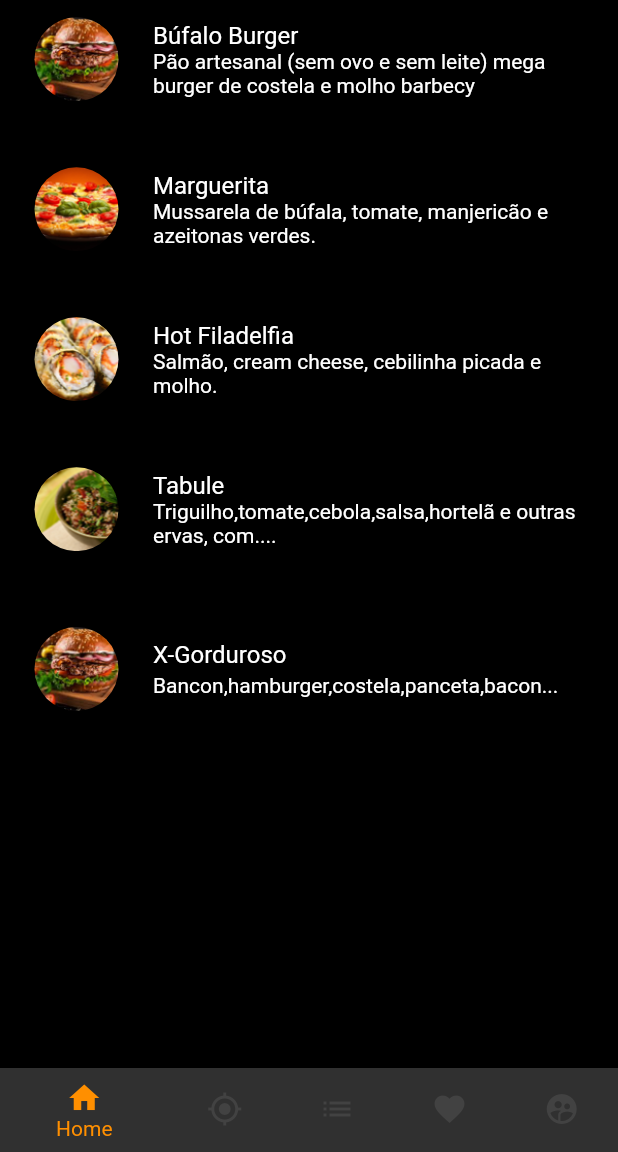
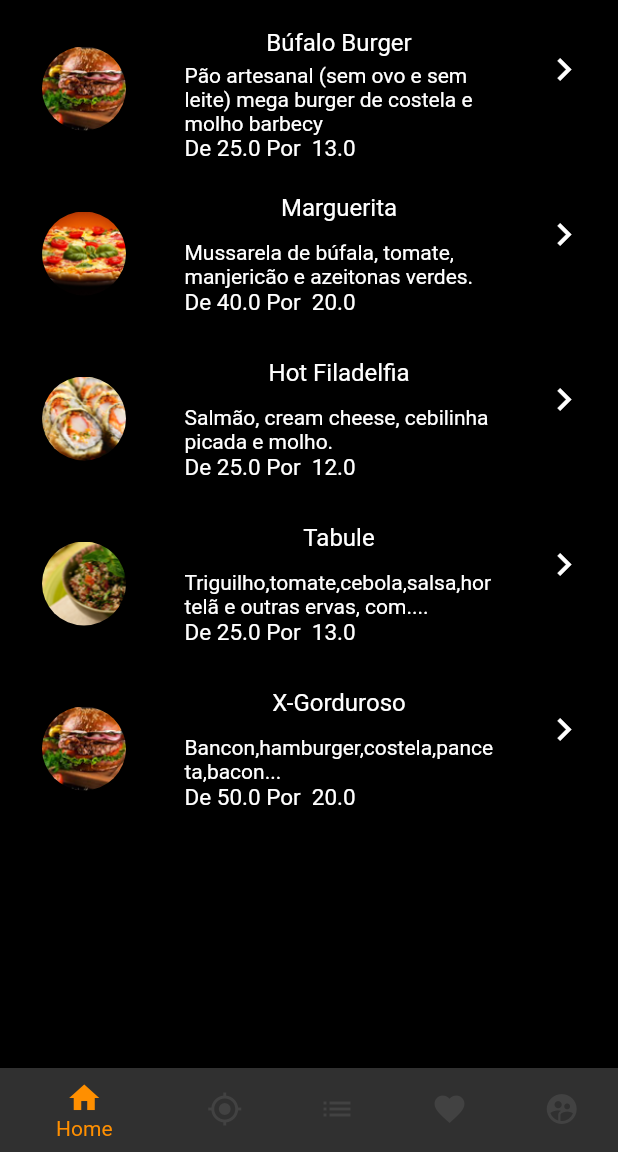
Before and after one commit to keiti2/PromoAux, a Flutter app: the screen it shows after launch, on a phone screen of 412 x 824 dp, the part 84-1236 px from its top. Run offline on Flutter 3.47's test engine with Material 2 defaults, Android fonts, the light colour scheme and no system bars.

Commit message:
Lista produto preco

```diff
--- a/lib/ui/home/widget_ListaProduto.dart
+++ b/lib/ui/home/widget_ListaProduto.dart
@@ -3,14 +3,14 @@ import 'package:flutter/cupertino.dart';
 import './widget_DetalhesPromo.dart';
 import '../model/model.dart';
 
-class WidgetListPromocao extends StatelessWidget{
+class WidgetListPromocao extends StatelessWidget {
   final Promocao promocao;
   WidgetListPromocao(this.promocao);
 
   @override
   Widget build(BuildContext context) {
     return new Container(
-      //padding: EdgeInsets.all(20.0),
+      padding: EdgeInsets.all(5.0),
       child: new Stack(
         children: <Widget>[
           new Container(
@@ -21,16 +21,24 @@ class WidgetListPromocao extends StatelessWidget{
                 radius: 35.0,
                 backgroundImage: AssetImage(promocao.image),
               ),
-            title:
-                Text(promocao.nome, style: TextStyle(color: Colors.white)),
-            subtitle: Text(
-                promocao.descricao,
-                style: TextStyle(color: Colors.white)),
+              title: Text(promocao.nome, style: TextStyle(color: Colors.white),textAlign: TextAlign.center),
+
+              subtitle: new ListTile(
+                  title: Text(promocao.descricao, style: TextStyle(color: Colors.white,fontSize: 14)),
+                  subtitle: Text("De " + promocao.precoVenda.toString() + " Por  " + promocao.precoPromocao.toString(),style: TextStyle(color: Colors.white,fontSize: 15)),
+              ),
+
+
+
+               trailing:Icon(Icons.keyboard_arrow_right, color: Colors.white, size: 30.0),
+
+              //teste merda
               onTap: () {
                 print("hummmmm ????????");
                 Navigator.push(
                   context,
-                MaterialPageRoute(builder: (context) => DetalhesPromo(promocao)),
+                  MaterialPageRoute(
+                      builder: (context) => DetalhesPromo(promocao)),
                 );
               },
             ),
@@ -40,3 +48,5 @@ class WidgetListPromocao extends StatelessWidget{
     );
   }
 }
+
+/////
```
Lines whose indentation alone changed are shown as unchanged.
